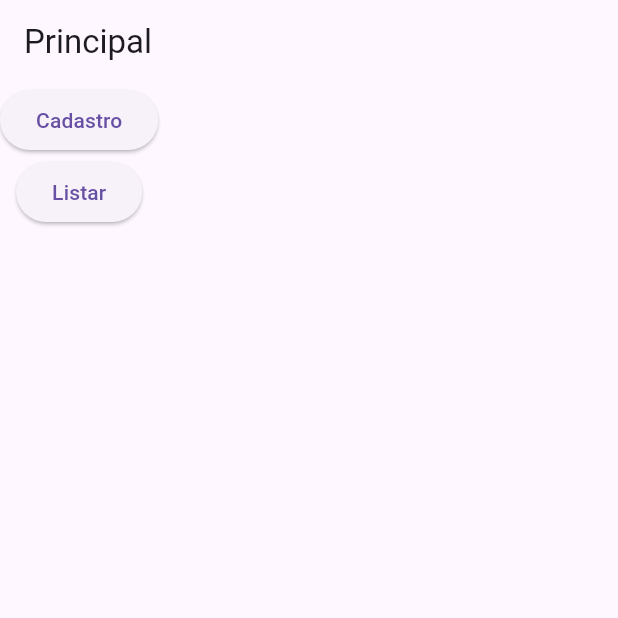
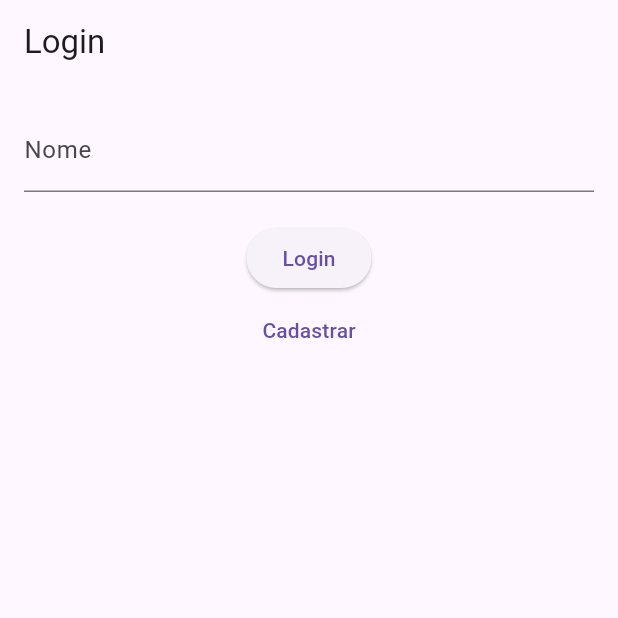
Before and after one commit to LucaJust115/atividade_agenda, a Flutter app: the screen it shows after launch, on a phone screen of 412 x 824 dp, the top half of it. Run offline on Flutter 3.47's test engine with Material 3 defaults, Android fonts, the phone set to English and light mode, and no system bars; our stand-ins replace shared_preferences, sqflite; accounts and stored records are empty.

Commit message:
Revisao do codigo para incluir o Login Inclusão de novas dependências para permitir o uso do shared preferences Reestruturação dos arquivos Revisão das tabelas

```diff
--- /dev/null
+++ b/lib/login.dart
@@ -0,0 +1,83 @@
+import 'package:flutter/material.dart';
+import 'contato_repository.dart';
+import 'cadastro.dart';
+import 'listagem.dart';
+import 'package:shared_preferences/shared_preferences.dart';
+
+class Login extends StatefulWidget {
+  final ContatoRepository contatos;
+
+  Login({required this.contatos});
+
+  @override
+  _LoginState createState() => _LoginState();
+}
+
+class _LoginState extends State<Login> {
+  final _formKey = GlobalKey<FormState>();
+  late String _nome;
+
+  void _login() async {
+    if (_formKey.currentState!.validate()) {
+      _formKey.currentState!.save();
+      final usuario = await widget.contatos.getUsuario(_nome);
+
+      if (usuario != null) {
+        SharedPreferences prefs = await SharedPreferences.getInstance();
+        await prefs.setString('usuario', _nome);
+        Navigator.pushReplacement(
+          context,
+          MaterialPageRoute(
+            builder: (context) => Listagem(contatos: widget.contatos),
+          ),
+        );
+      } else {
+        ScaffoldMessenger.of(context).showSnackBar(
+          SnackBar(content: Text('Usuário não encontrado')),
+        );
+      }
+    }
+  }
+
+  void _cadastrar() {
+    Navigator.push(
+      context,
+      MaterialPageRoute(
+        builder: (context) => Cadastro(contatos: widget.contatos),
+      ),
+    );
+  }
+
+  @override
+  Widget build(BuildContext context) {
+    return Scaffold(
+      appBar: AppBar(
+        title: Text('Login'),
+      ),
+      body: Padding(
+        padding: const EdgeInsets.all(16.0),
+        child: Form(
+          key: _formKey,
+          child: Column(
+            children: [
+              TextFormField(
+                decoration: InputDecoration(labelText: 'Nome'),
+                validator: (value) => value!.isEmpty ? 'Campo obrigatório' : null,
+                onSaved: (value) => _nome = value!,
+              ),
+              SizedBox(height: 20),
+              ElevatedButton(
+                onPressed: _login,
+                child: Text('Login'),
+              ),
+              TextButton(
+                onPressed: _cadastrar,
+                child: Text('Cadastrar'),
+              ),
+            ],
+          ),
+        ),
+      ),
+    );
+  }
+}
--- a/lib/main.dart
+++ b/lib/main.dart
@@ -1,7 +1,8 @@
 import 'package:flutter/material.dart';
-import 'cadastro.dart';
+import 'contato_repository.dart';
+import 'login.dart';
 import 'listagem.dart';
-import 'contato_repository.dart';
+import 'package:shared_preferences/shared_preferences.dart';
 
 void main() {
   runApp(MyApp());
@@ -11,46 +12,30 @@ class MyApp extends StatelessWidget {
   @override
   Widget build(BuildContext context) {
     return MaterialApp(
-      home: Principal(),
-    );
-  }
-}
-
-class Principal extends StatelessWidget {
-  final ContatoRepository contatos = ContatoRepository();
-
-  @override
-  Widget build(BuildContext context) {
-    return Scaffold(
-      appBar: AppBar(
-        title: Text('Principal'),
+      title: 'Gerenciador de Contatos',
+      theme: ThemeData(
+        primarySwatch: Colors.blue,
       ),
-      body: Column(
-        children: [
-          ElevatedButton(
-            onPressed: () {
-              Navigator.push(
-                context,
-                MaterialPageRoute(
-                  builder: (context) => Cadastro(contatos: contatos),
-                ),
-              );
-            },
-            child: Text("Cadastro"),
-          ),
-          ElevatedButton(
-            onPressed: () {
-              Navigator.push(
-                context,
-                MaterialPageRoute(
-                  builder: (context) => Listagem(contatos: contatos),
-                ),
-              );
-            },
-            child: Text("Listar"),
-          ),
-        ],
+      home: FutureBuilder<String?>(
+        future: _getToken(),
+        builder: (context, snapshot) {
+          if (snapshot.connectionState == ConnectionState.waiting) {
+            return Center(child: CircularProgressIndicator());
+          } else {
+            final token = snapshot.data;
+            if (token != null) {
+              return Listagem(contatos: ContatoRepository()); // carrega tela de listagem se houver token
+            } else {
+              return Login(contatos: ContatoRepository()); // carrega tela de login
+            }
+          }
+        },
       ),
     );
   }
+
+  Future<String?> _getToken() async {
+    SharedPreferences prefs = await SharedPreferences.getInstance();
+    return prefs.getString('usuario');
+  }
 }
--- a/pubspec.yaml
+++ b/pubspec.yaml
@@ -33,6 +33,7 @@ dependencies:
 
   sqflite: ^2.0.0+4
   path: ^1.8.1
+  shared_preferences: ^2.0.0
 
 
   # The following adds the Cupertino Icons font to your application.
```
Also changed, not shown: lib/cadastro.dart (+9 -40 lines), lib/contato_repository.dart (+69 -27 lines), lib/listagem.dart (+36 -56 lines), pubspec.lock.
